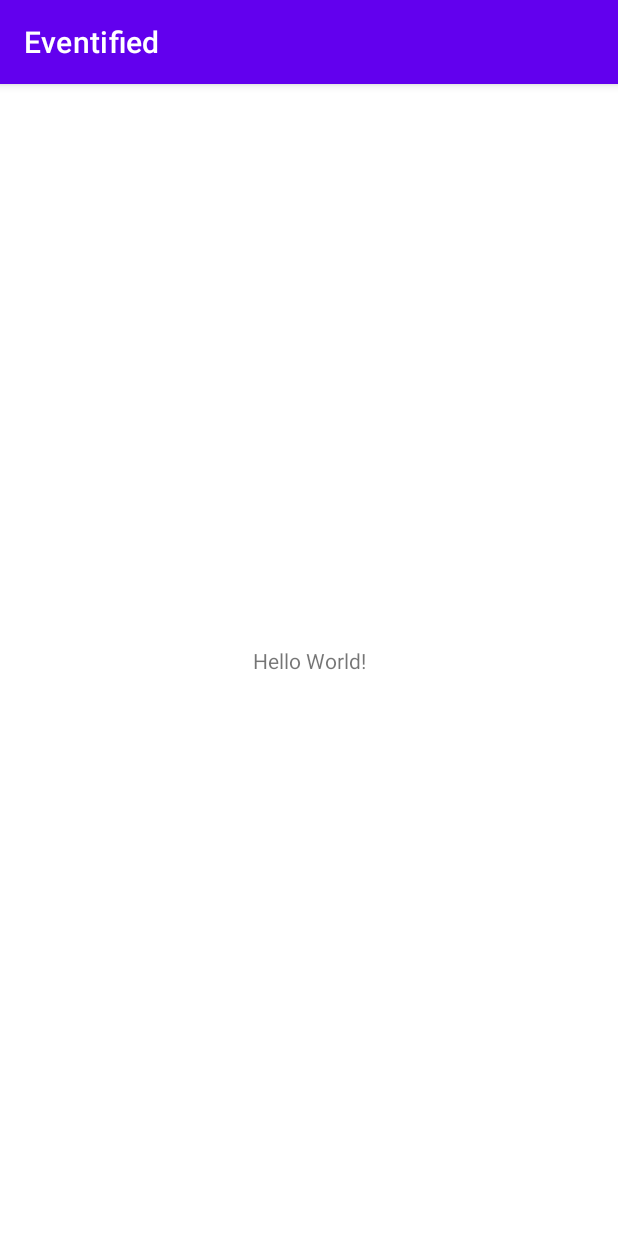
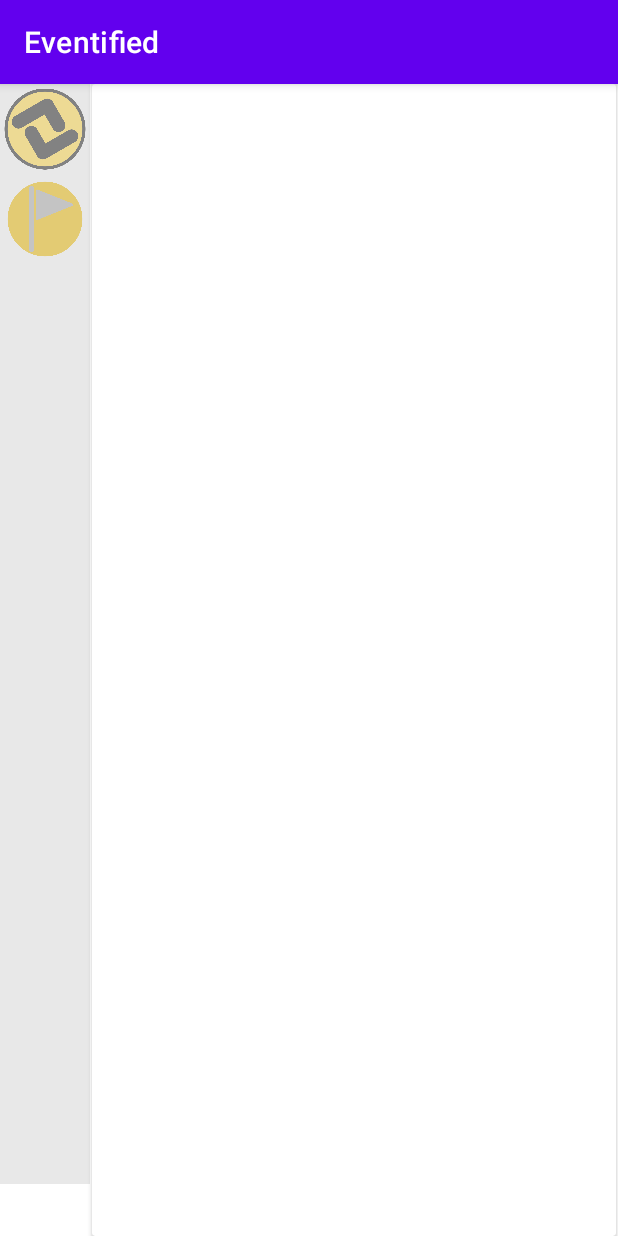
Before and after one commit to Jaspann/Eventified, an Android app: the screen it shows after launch (MainActivity), on a phone screen of 412 x 824 dp. Run offline under Robolectric (Android 15) with nearby library versions, the phone set to English and light mode, and no system bars.

Commit message:
Added logos and started using them in main activity. Will make the logos on press go to their respective activities next.

```diff
--- a/app/src/main/res/layout/activity_main.xml
+++ b/app/src/main/res/layout/activity_main.xml
@@ -6,13 +6,65 @@
     android:layout_height="match_parent"
     tools:context=".MainActivity">
 
-    <TextView
-        android:layout_width="wrap_content"
-        android:layout_height="wrap_content"
-        android:text="Hello World!"
+    <ScrollView
+        android:id="@+id/scrollView"
+        android:layout_width="60dp"
+        android:layout_height="733dp"
+        android:background="#E8E8E8"
+        android:visibility="visible"
         app:layout_constraintBottom_toBottomOf="parent"
-        app:layout_constraintLeft_toLeftOf="parent"
-        app:layout_constraintRight_toRightOf="parent"
-        app:layout_constraintTop_toTopOf="parent" />
+        app:layout_constraintCircleRadius="30dp"
+        app:layout_constraintEnd_toEndOf="parent"
+        app:layout_constraintHorizontal_bias="0.0"
+        app:layout_constraintStart_toStartOf="parent"
+        app:layout_constraintTop_toTopOf="parent"
+        app:layout_constraintVertical_bias="0.0">
+
+        <LinearLayout
+            android:layout_width="match_parent"
+            android:layout_height="wrap_content"
+            android:orientation="vertical">
+
+            <ImageButton
+                android:id="@+id/HomeButton"
+                android:layout_width="match_parent"
+                android:layout_height="60dp"
+                android:background="@null"
+                android:contentDescription="@string/home_button_description"
+                android:gravity="center_vertical|center_horizontal"
+                android:scaleType="fitCenter"
+                android:scaleX="1.2"
+                android:scaleY="1.2"
+                android:src="@drawable/logo_grey" />
+
+            <ImageButton
+                android:id="@+id/SearchButton"
+                android:layout_width="match_parent"
+                android:layout_height="60dp"
+                android:background="@null"
+                android:contentDescription="@string/search_button_description"
+                android:gravity="center_vertical|center_horizontal"
+                android:scaleType="fitCenter"
+                android:scaleX="1.2"
+                android:scaleY="1.2"
+                android:src="@drawable/eventified_search"
+                tools:ignore="ImageContrastCheck" />
+
+
+        </LinearLayout>
+
+
+    </ScrollView>
+
+    <androidx.cardview.widget.CardView
+        android:layout_width="349dp"
+        android:layout_height="match_parent"
+        android:layout_marginStart="1dp"
+        app:layout_constraintBottom_toBottomOf="parent"
+        app:layout_constraintEnd_toEndOf="parent"
+        app:layout_constraintHorizontal_bias="0.0"
+        app:layout_constraintStart_toEndOf="@+id/scrollView"
+        app:layout_constraintTop_toTopOf="parent"
+        app:layout_constraintVertical_bias="1.0"></androidx.cardview.widget.CardView>
 
 </androidx.constraintlayout.widget.ConstraintLayout>
--- a/app/src/main/res/values/strings.xml
+++ b/app/src/main/res/values/strings.xml
@@ -23,4 +23,8 @@
     <string name="share_title">Share Schedule</string>
     <string name="share_summary">Allow clubs to better understand when to best schedule meetings</string>
 
+    <!-- Main Activity -->
+    <string name="home_button_description">Home</string>
+    <string name="search_button_description">Search</string>
+
 </resources>
```
Also changed, not shown: app/src/main/res/drawable/eventified_logo.png (added), app/src/main/res/drawable/eventified_search.png (added), app/src/main/res/drawable/logo_grey.png (added), app/src/main/res/drawable/search_grey.png (added).
